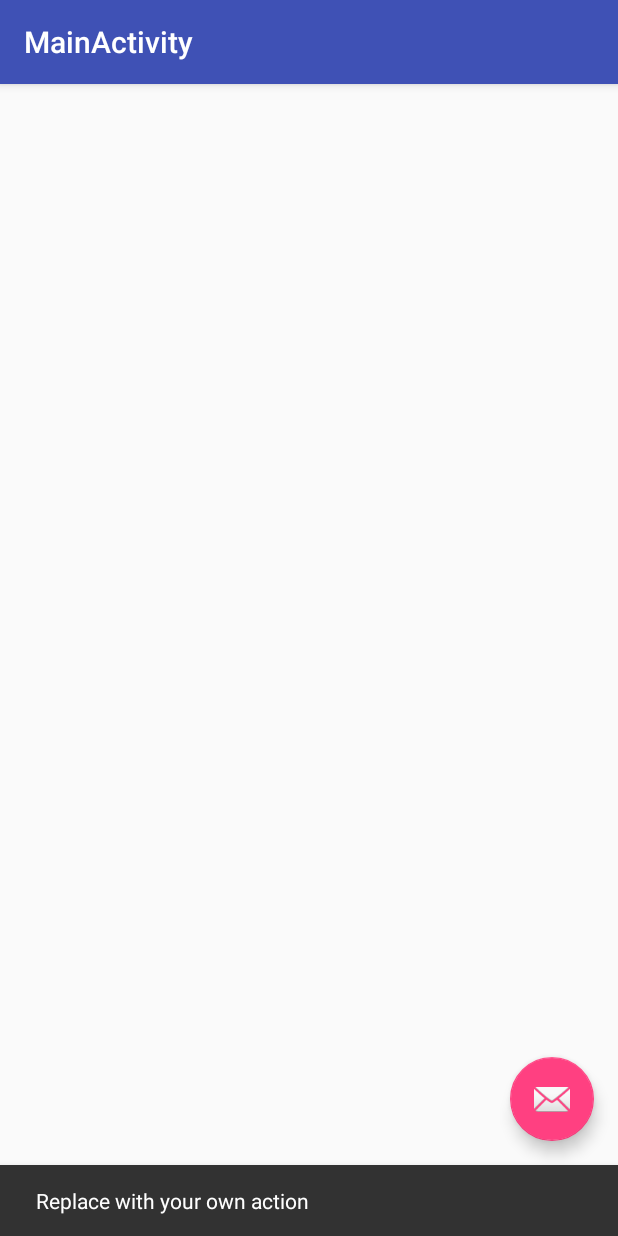
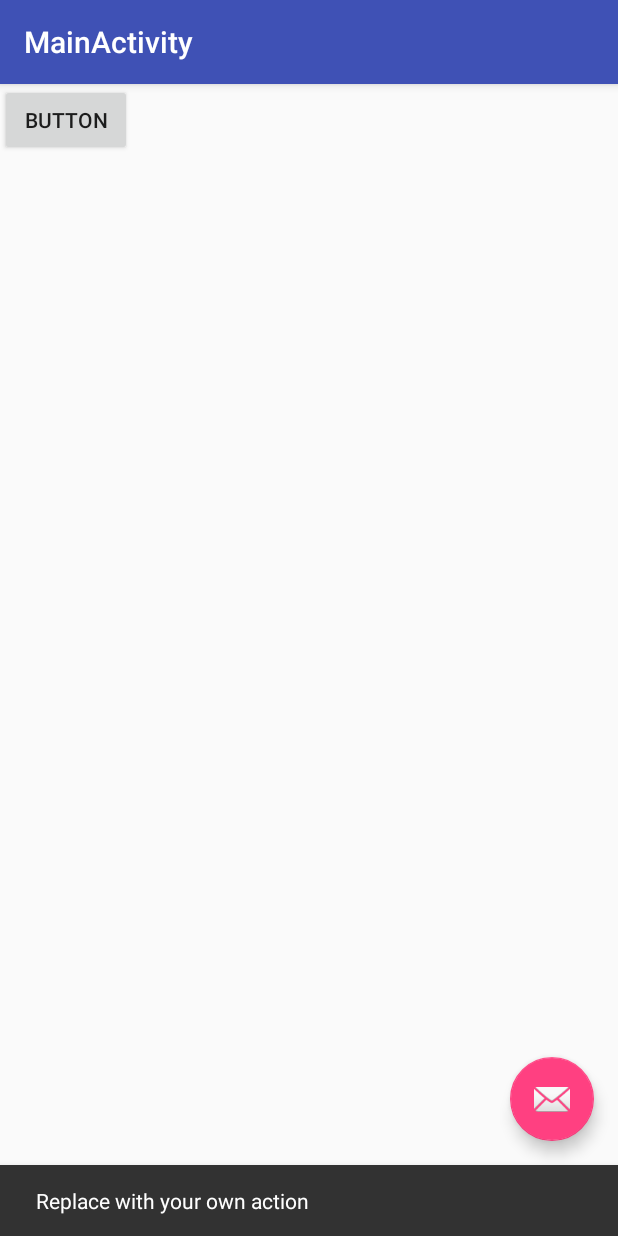
Before and after one commit to MLord8/water-reporter, an Android app: the MainActivity screen opened directly, with no data from a screen before it, after a tap on an icon or button, on a phone screen of 412 x 824 dp. Run offline under Robolectric (Android 15) with nearby library versions, the phone set to English and light mode, and no system bars.

Commit message:
Added MainActivity

```diff
--- a/WaterReporter(Team14-HarambeLovedWaters)/app/src/main/java/com/example/noahrickles/waterreporterteam14_harambelovedwaters/LoginActivity.java
+++ b/WaterReporter(Team14-HarambeLovedWaters)/app/src/main/java/com/example/noahrickles/waterreporterteam14_harambelovedwaters/LoginActivity.java
@@ -198,7 +198,7 @@ public class LoginActivity extends AppCompatActivity implements LoaderCallbacks<
 
     private boolean isPasswordValid(String password) {
         //TODO: Replace this with your own logic
-        return password.length() <= 4;
+        return password.length() >= 4;
     }
 
     /**
--- a/WaterReporter(Team14-HarambeLovedWaters)/app/src/main/java/com/example/noahrickles/waterreporterteam14_harambelovedwaters/MainActivity.java
+++ b/WaterReporter(Team14-HarambeLovedWaters)/app/src/main/java/com/example/noahrickles/waterreporterteam14_harambelovedwaters/MainActivity.java
@@ -1,5 +1,6 @@
 package com.example.noahrickles.waterreporterteam14_harambelovedwaters;
 
+import android.content.Intent;
 import android.os.Bundle;
 import android.support.design.widget.FloatingActionButton;
 import android.support.design.widget.Snackbar;
@@ -26,4 +27,10 @@ public class MainActivity extends AppCompatActivity {
         });
     }
 
+    public void logout() {
+        //Intent intent = new Intent(getBaseContext(), LoginActivity.class);
+        //startActivity(intent);
+        finish();
+    }
+
 }
--- a/WaterReporter(Team14-HarambeLovedWaters)/app/src/main/res/layout/activity_main.xml
+++ b/WaterReporter(Team14-HarambeLovedWaters)/app/src/main/res/layout/activity_main.xml
@@ -21,8 +21,6 @@
 
     </android.support.design.widget.AppBarLayout>
 
-    <include layout="@layout/content_main" />
-
     <android.support.design.widget.FloatingActionButton
         android:id="@+id/fab"
         android:layout_width="wrap_content"
@@ -31,4 +29,17 @@
         android:layout_margin="@dimen/fab_margin"
         app:srcCompat="@android:drawable/ic_dialog_email" />
 
+    <Button
+        android:text="Button"
+        android:layout_width="wrap_content"
+        android:layout_height="wrap_content"
+        android:id="@+id/logout_button"
+        app:layout_anchor="@+id/include"
+        app:layout_anchorGravity="top|left"
+        android:layout_gravity="bottom|right"
+        android:onClick="logout()" />
+
+    <include layout="@layout/content_main"
+        android:id="@+id/include" />
+
 </android.support.design.widget.CoordinatorLayout>
```
